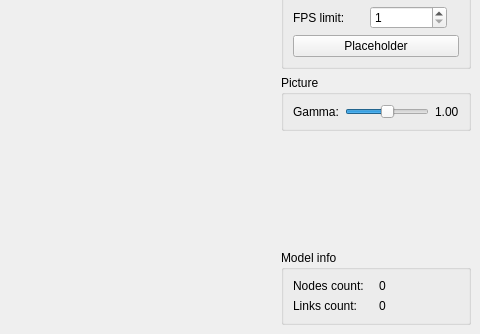
Before: the Qt Designer form sotm/cpp-sources/libsotm-gui/ui/RenderWindowUIMultipleInheritance.ui in DAlexis/self-organizing-transport-model, drawn with Qt 5; both pictures show x 205 to 685 and y 245 to 579 of the 685 by 579 pixel window.
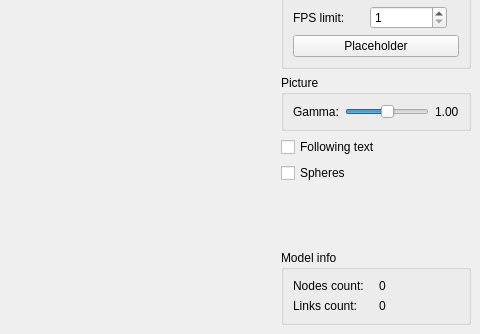
After: the same form once the commit is applied. Custom widgets are drawn as their Qt base class.

Diff of the .ui file:
```diff
--- a/sotm/cpp-sources/libsotm-gui/ui/RenderWindowUIMultipleInheritance.ui
+++ b/sotm/cpp-sources/libsotm-gui/ui/RenderWindowUIMultipleInheritance.ui
@@ -270,6 +270,20 @@
         </layout>
        </widget>
       </item>
+      <item>
+       <widget class="QCheckBox" name="checkBoxFollowers">
+        <property name="text">
+         <string>Following text</string>
+        </property>
+       </widget>
+      </item>
+      <item>
+       <widget class="QCheckBox" name="checkBoxSpheres">
+        <property name="text">
+         <string>Spheres</string>
+        </property>
+       </widget>
+      </item>
       <item>
        <spacer name="verticalSpacer">
         <property name="orientation">
```
Left out of the diff: 3 changed lines with no effect on the pictures.
